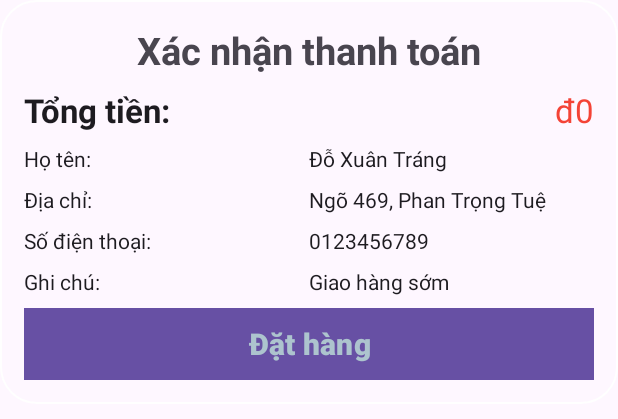
After one commit to DzungNguyen513/PhoneSaleAppApi-FE, an Android app: the layout bottomdialog_checkout.xml on its own in the app's theme, with its tools: preview values and no code run, on a phone screen of 412 x 824 dp. The commit adds this screen. Shown: the top 419 px of the screen. Run offline under Robolectric (Android 15) with nearby library versions, the phone set to English and light mode, and no system bars.

Commit message:
Set up BottomDialogCheckout

```diff
--- a/app/src/main/java/com/example/phonesaleapp/view/bill/BillActivity.java
+++ b/app/src/main/java/com/example/phonesaleapp/view/bill/BillActivity.java
@@ -18,9 +18,9 @@ import androidx.viewpager2.widget.ViewPager2;
 
 public class BillActivity extends AppCompatActivity {
 
-    private ImageView img_Back;
-    private TabLayout tabLayout;
-    private ViewPager2 viewPager;
+    ImageView img_Back;
+    TabLayout tabLayout;
+    ViewPager2 viewPager;
 
     @Override
     protected void onCreate(Bundle savedInstanceState) {
--- /dev/null
+++ b/app/src/main/res/layout/bottomdialog_checkout.xml
@@ -0,0 +1,145 @@
+<?xml version="1.0" encoding="utf-8"?>
+<LinearLayout xmlns:android="http://schemas.android.com/apk/res/android"
+    xmlns:app="http://schemas.android.com/apk/res-auto"
+    xmlns:tools="http://schemas.android.com/tools"
+    android:layout_width="match_parent"
+    android:layout_height="wrap_content"
+    android:orientation="vertical"
+    android:padding="16dp"
+    android:background="@drawable/roundrect_corner">
+
+    <TextView
+        android:layout_width="match_parent"
+        android:layout_height="wrap_content"
+        android:text="Xác nhận thanh toán"
+        android:textSize="25sp"
+        android:textStyle="bold"
+        android:gravity="center"/>
+
+    <RelativeLayout
+        android:layout_width="match_parent"
+        android:layout_height="wrap_content"
+        android:layout_marginTop="8dp">
+        <TextView
+            android:layout_width="wrap_content"
+            android:layout_height="wrap_content"
+            android:text="Tổng tiền: "
+            android:textStyle="bold"
+            android:layout_alignParentStart="true"
+            android:layout_centerVertical="true"
+            android:textAppearance="@style/TextAppearance.AppCompat.Large"/>
+        <TextView
+            android:id="@+id/tv_total"
+            android:layout_width="wrap_content"
+            android:layout_height="wrap_content"
+            android:text="đ0"
+            android:textColor="@color/material_red"
+            android:layout_alignParentEnd="true"
+            android:layout_centerVertical="true"
+            android:textAppearance="@style/TextAppearance.AppCompat.Large"/>
+    </RelativeLayout>
+
+    <LinearLayout
+        android:layout_width="match_parent"
+        android:layout_height="wrap_content"
+        android:orientation="horizontal"
+        android:weightSum="2">
+        <TextView
+            android:layout_width="0dp"
+            android:layout_height="wrap_content"
+            android:layout_weight="1"
+            android:text="Họ tên: "
+            android:layout_marginTop="8dp"
+            android:textAppearance="@style/TextAppearance.AppCompat.Body1"/>
+        <TextView
+            android:id="@+id/tv_customerName"
+            android:layout_width="0dp"
+            android:layout_height="wrap_content"
+            android:layout_weight="1"
+            android:text="Đỗ Xuân Tráng"
+            android:layout_marginTop="8dp"
+            android:textAppearance="@style/TextAppearance.AppCompat.Body1"/>
+    </LinearLayout>
+
+    <LinearLayout
+        android:layout_width="match_parent"
+        android:layout_height="wrap_content"
+        android:orientation="horizontal"
+        android:weightSum="2">
+        <TextView
+            android:layout_width="0dp"
+            android:layout_height="wrap_content"
+            android:layout_weight="1"
+            android:text="Địa chỉ: "
+            android:layout_marginTop="8dp"
+            android:textAppearance="@style/TextAppearance.AppCompat.Body1"/>
+        <TextView
+            android:id="@+id/tv_deliveryAddress"
+            android:layout_width="0dp"
+            android:layout_height="wrap_content"
+            android:layout_weight="1"
+            android:text="Ngõ 469, Phan Trọng Tuệ"
+            android:layout_marginTop="8dp"
+            android:textAppearance="@style/TextAppearance.AppCompat.Body1"/>
+    </LinearLayout>
+
+    <LinearLayout
+        android:layout_width="match_parent"
+        android:layout_height="wrap_content"
+        android:orientation="horizontal"
+        android:weightSum="2">
+        <TextView
+            android:layout_width="0dp"
+            android:layout_height="wrap_content"
+            android:layout_weight="1"
+            android:text="Số điện thoại: "
+            android:layout_marginTop="8dp"
+            android:textAppearance="@style/TextAppearance.AppCompat.Body1"/>
+        <TextView
+            android:id="@+id/tv_phoneNumber"
+            android:layout_width="0dp"
+            android:layout_height="wrap_content"
+            android:layout_weight="1"
+            android:text="0123456789"
+            android:layout_marginTop="8dp"
+            android:textAppearance="@style/TextAppearance.AppCompat.Body1"/>
+    </LinearLayout>
+    <LinearLayout
+        android:layout_width="match_parent"
+        android:layout_height="wrap_content"
+        android:orientation="horizontal"
+        android:weightSum="2">
+        <TextView
+            android:layout_width="0dp"
+            android:layout_height="wrap_content"
+            android:layout_weight="1"
+            android:text="Ghi chú: "
+            android:layout_marginTop="8dp"
+            android:textAppearance="@style/TextAppearance.AppCompat.Body1"/>
+        <TextView
+            android:id="@+id/tv_note"
+            android:layout_width="0dp"
+            android:layout_height="wrap_content"
+            android:layout_weight="1"
+            android:text="Giao hàng sớm"
+            android:layout_marginTop="8dp"
+            android:textAppearance="@style/TextAppearance.AppCompat.Body1"/>
+    </LinearLayout>
+    <LinearLayout
+        android:layout_width="match_parent"
+        android:layout_height="wrap_content"
+        android:layout_marginTop="8dp">
+        <Button
+            android:id="@+id/btn_ConfirmBuy"
+            android:layout_width="match_parent"
+            android:layout_height="wrap_content"
+            android:text="Đặt hàng"
+            android:textColor="@color/blue_light"
+            android:background="@color/colorPrimaryDark"
+            android:textSize="20sp"
+            android:textStyle="bold"/>
+    </LinearLayout>
+
+
+
+</LinearLayout>
--- a/app/src/main/res/layout/fragment_home.xml
+++ b/app/src/main/res/layout/fragment_home.xml
@@ -64,8 +64,7 @@
             android:layout_width="match_parent"
             android:layout_height="wrap_content"
             android:layout_below="@id/recyclerView"
-            android:layout_marginTop="5dp"
-            android:paddingBottom="74dp"/>
+            android:layout_marginTop="5dp"/>
 
         <FrameLayout
             android:id="@+id/fragment_container"
```
Also changed, not shown: app/src/main/java/com/example/phonesaleapp/view/account/AccountFragment.java (+4 -4 lines), app/src/main/java/com/example/phonesaleapp/view/shoppingcart/BottomDialogCheckout.java (+19 -7 lines), app/src/main/java/com/example/phonesaleapp/view/shoppingcart/CartFragment.java (+5 -5 lines), app/src/main/java/com/example/phonesaleapp/view/shoppingcart/CheckoutActivity.java (+12 -2 lines), app/src/main/res/layout/bottomdialog_cart.xml (deleted, +0 -23 lines), app/src/main/res/drawable/emptybill.png (added).
